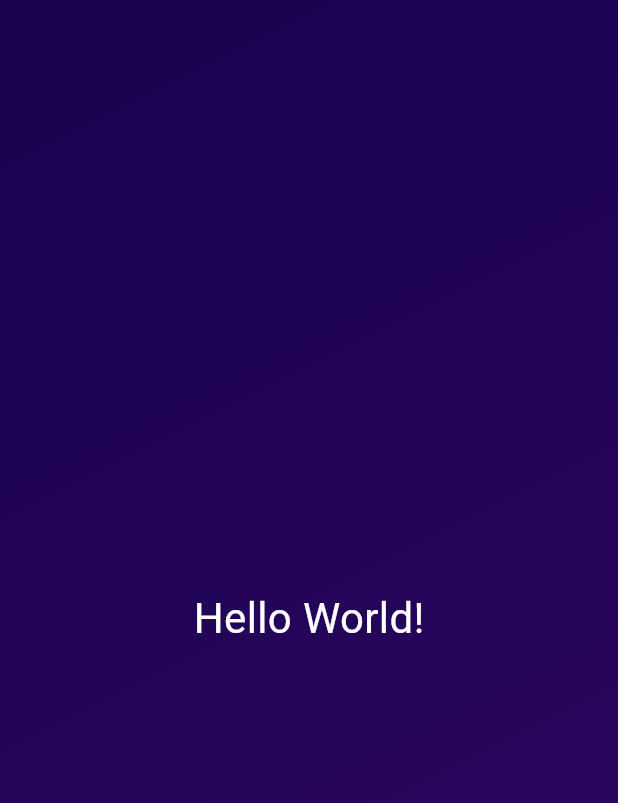
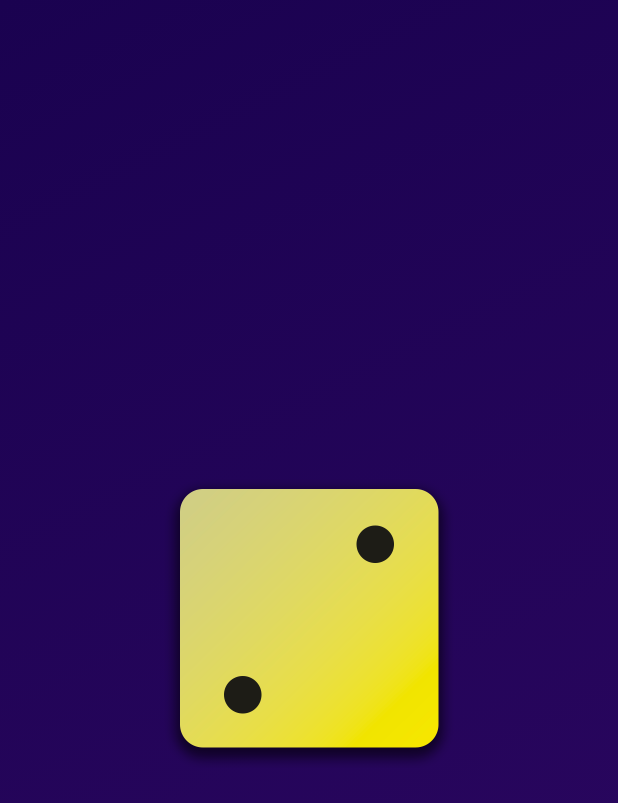
Before and after one commit to AndreNovaisBrito/Flutter_app, a Flutter app: the screen it shows after launch, on a phone screen of 412 x 824 dp. Shown: the top 803 px of the screen. Run offline on Flutter 3.47's test engine with Material 3 defaults, Android fonts, the phone set to English and light mode, and no system bars.

Commit message:
Dice added

```diff
--- a/lib/gradient_container.dart
+++ b/lib/gradient_container.dart
@@ -1,28 +1,46 @@
 import 'package:flutter/material.dart';
-import 'package:first_app/styled_text.dart';
 
 var startAlignment = Alignment.topLeft;
 var endAlignment = Alignment.bottomRight;
 
 class GradientContainer extends StatelessWidget {
-  const GradientContainer({super.key});
+  const GradientContainer(this.color1, this.color2, {super.key});
+  final Color color1;
+  final Color color2;
 
   @override
   Widget build(context) {
     return Container(
       decoration: BoxDecoration(
         gradient: LinearGradient(
-          colors: const [
-            Color.fromARGB(255, 26, 2, 80),
-            Color.fromARGB(255, 45, 7, 98),
-          ],
+          colors: [color1, color2],
           begin: startAlignment,
           end: endAlignment,
         ),
       ),
-      child: const Center(
-        child: StyledText(),
+      child: Center(
+        child: Image.asset('assets/images/dice-2.png', width: 200),
       ),
     );
   }
 }
+//class GradientContainer extends StatelessWidget {
+//  const GradientContainer({super.key, required this.colors});
+//  final List<Color> colors;
+//
+//  @override
+//  Widget build(context) {
+//    return Container(
+//      decoration: BoxDecoration(
+//        gradient: LinearGradient(
+//          colors: colors,
+//          begin: startAlignment,
+//          end: endAlignment,
+//        ),
+//      ),
+//      child: const Center(
+//        child: StyledText('Hello World!'),
+//      ),
+//    );
+//  }
+//}
--- a/lib/styled_text.dart
+++ b/lib/styled_text.dart
@@ -1,13 +1,15 @@
 import 'package:flutter/material.dart';
 
 class StyledText extends StatelessWidget {
-  const StyledText({super.key});
+  const StyledText(this.text, {super.key});
+
+  final String text;
 
   @override
   Widget build(context) {
-    return const Text(
-      'Hello World!',
-      style: TextStyle(
+    return Text(
+      text,
+      style: const TextStyle(
         color: Color.fromARGB(255, 255, 255, 255),
         fontSize: 28,
       ),
```
Also changed, not shown: lib/main.dart (+6 -5 lines), pubspec.yaml (+9 -7 lines), assets/images/dice-1.png (added), assets/images/dice-2.png (added), assets/images/dice-3.png (added), assets/images/dice-4.png (added), assets/images/dice-5.png (added), assets/images/dice-6.png (added), 1 other file.
